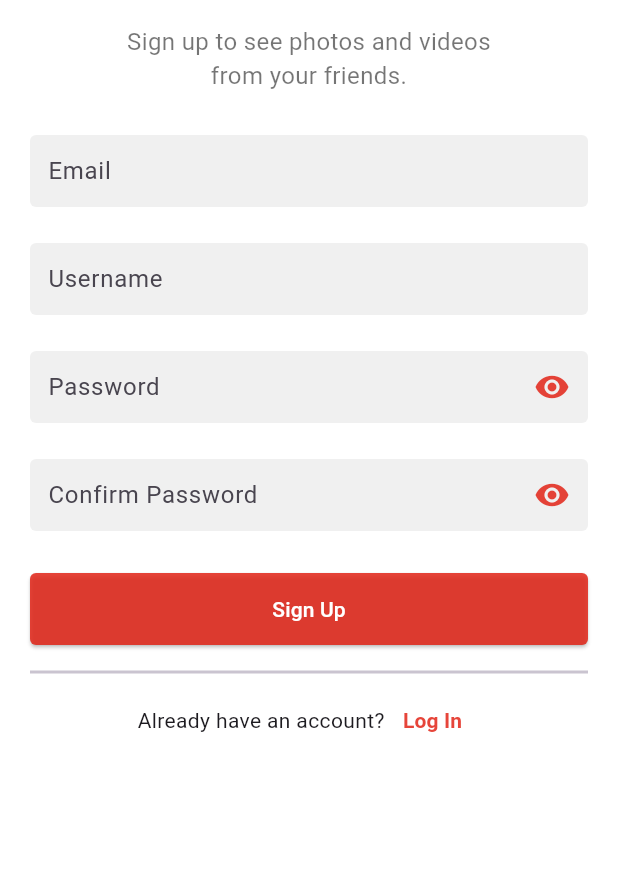
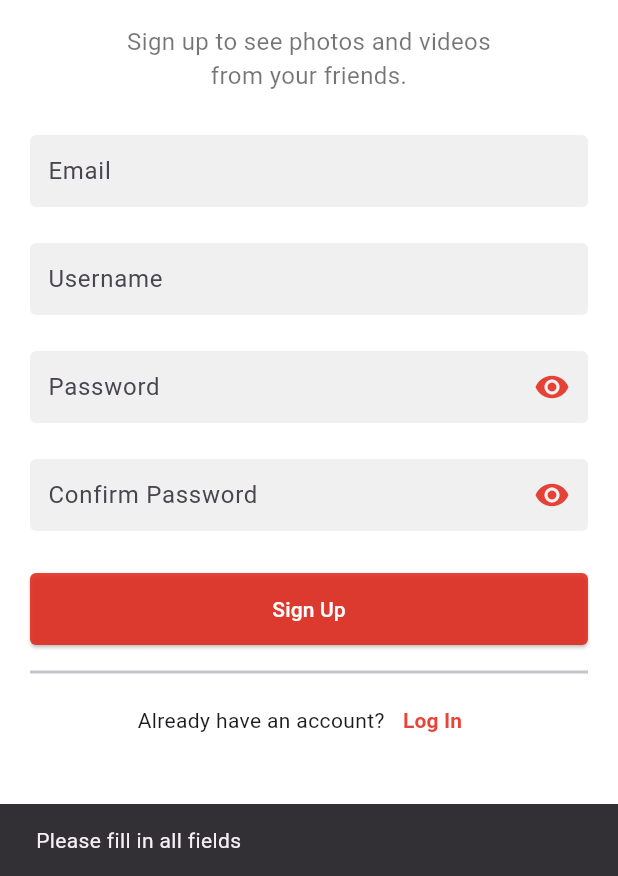
Before and after one commit to MathieuMorel62/holbertonschool-holbegram, a Flutter app: the SignUpScreen screen opened directly, after a tap on "Sign Up", on a phone screen of 412 x 824 dp, the part 360-1236 px from its top. Run offline on Flutter 3.47's test engine with Material 3 defaults, Android fonts, the phone set to English and light mode, and no system bars; our stand-ins replace cloud_firestore, firebase_auth, firebase_core, firebase_storage; accounts and stored records are empty; network calls fail.

Commit message:
Add validation and navigation to AddPicture page with sign-up data in signup_screen.dart.

```diff
--- a/lib/screens/signup_screen.dart
+++ b/lib/screens/signup_screen.dart
@@ -1,7 +1,7 @@
 import 'package:flutter/material.dart';
 import 'package:holbegram/widgets/text_field.dart';
 import 'login_screen.dart';
-
+import 'upload_image_screen.dart'; // Importation de la page AddPicture
 
 // Déclaration du widget Stateful pour la page d'inscription
 class SignUpScreen extends StatefulWidget {
@@ -21,7 +21,7 @@ class SignUpScreenState extends State<SignUpScreen> {
   // Variable pour contrôler la visibilité du mot de passe
   bool _passwordVisible = true;
 
-  // Libére les ressources des contrôleurs lorsqu'ils ne sont plus nécessaires
+  // Libère les ressources des contrôleurs lorsqu'ils ne sont plus nécessaires
   @override
   void dispose() {
     emailController.dispose();
@@ -36,6 +36,33 @@ class SignUpScreenState extends State<SignUpScreen> {
   void initState() {
     super.initState();
     _passwordVisible = true;
+  }
+
+  // Vérifie si les champs ne sont pas vides avant de naviguer vers AddPicture
+  void navigateToAddPicture() {
+    if (emailController.text.isEmpty ||
+        usernameController.text.isEmpty ||
+        passwordController.text.isEmpty ||
+        passwordConfirmController.text.isEmpty) {
+      ScaffoldMessenger.of(context).showSnackBar(
+        const SnackBar(content: Text('Please fill in all fields')),
+      );
+    } else if (passwordController.text != passwordConfirmController.text) {
+      ScaffoldMessenger.of(context).showSnackBar(
+        const SnackBar(content: Text('Passwords do not match')),
+      );
+    } else {
+      Navigator.push(
+        context,
+        MaterialPageRoute(
+          builder: (context) => AddPicture(
+            email: emailController.text,
+            username: usernameController.text,
+            password: passwordController.text,
+          ),
+        ),
+      );
+    }
   }
 
   // Construire l'interface utilisateur
@@ -152,7 +179,7 @@ class SignUpScreenState extends State<SignUpScreen> {
                               side: const BorderSide(color: Colors.transparent),
                             ),
                           ),
-                          onPressed: () {},
+                          onPressed: navigateToAddPicture,
                           child: const Text(
                             'Sign Up',
                             style: TextStyle(color: Colors.white),
```
